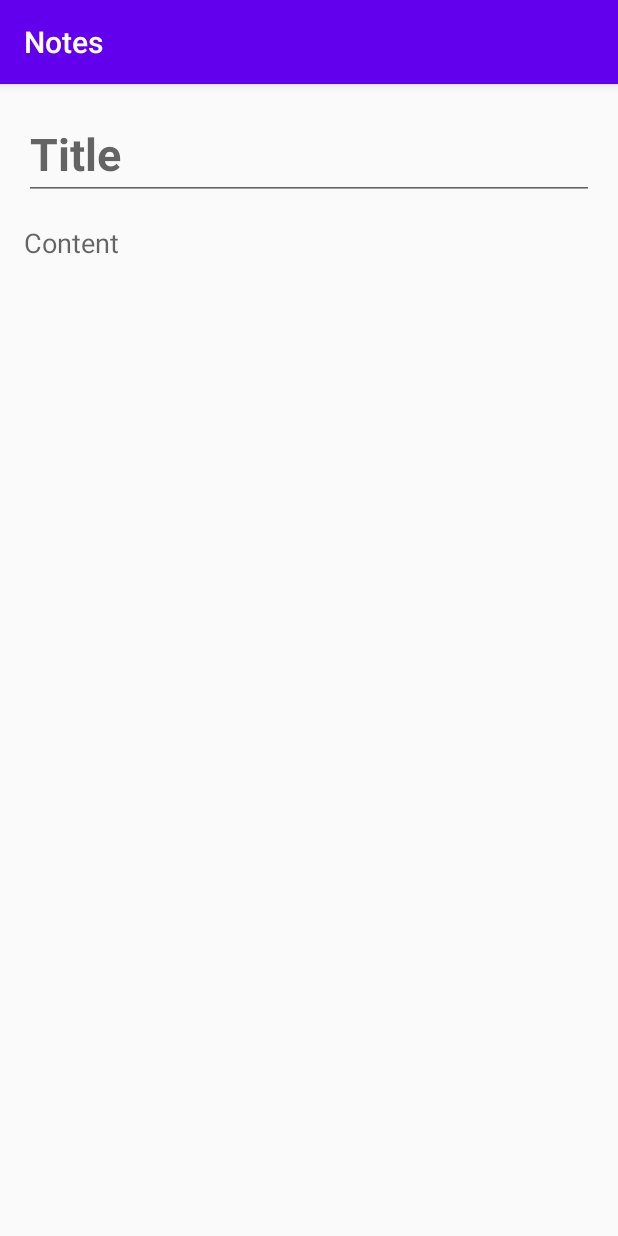
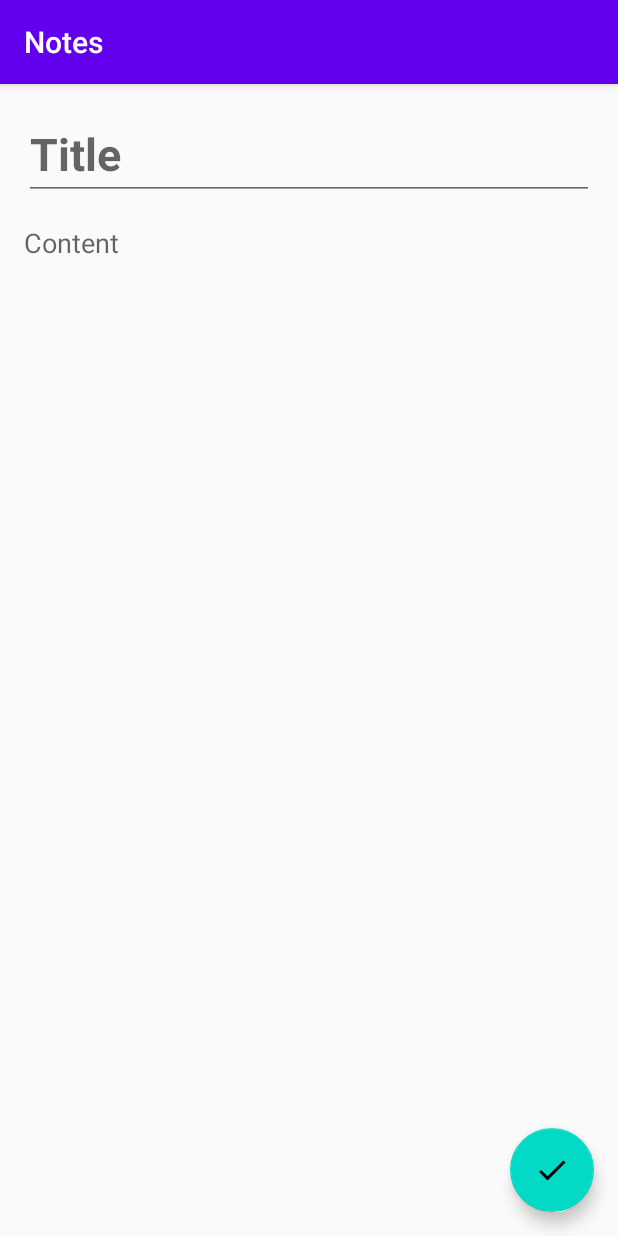
Before and after one commit to akanshajn11/Notes-App, an Android app: the NoteFragment screen opened through its navigation route, on a phone screen of 412 x 824 dp. Run offline under Robolectric (Android 15) with nearby library versions, the phone set to English and light mode, and no system bars; our stand-ins replace data binding.

Commit message:
Done button added

```diff
--- /dev/null
+++ b/app/src/main/res/drawable/ic_done_black_24dp.xml
@@ -0,0 +1,9 @@
+<vector xmlns:android="http://schemas.android.com/apk/res/android"
+        android:width="24dp"
+        android:height="24dp"
+        android:viewportWidth="24.0"
+        android:viewportHeight="24.0">
+    <path
+        android:fillColor="#FF000000"
+        android:pathData="M9,16.2L4.8,12l-1.4,1.4L9,19 21,7l-1.4,-1.4L9,16.2z"/>
+</vector>
--- a/app/src/main/res/layout/fragment_note.xml
+++ b/app/src/main/res/layout/fragment_note.xml
@@ -42,5 +42,15 @@
             app:layout_constraintTop_toBottomOf="@+id/editTitleText"
             android:layout_width="0dp" />
 
+        <com.google.android.material.floatingactionbutton.FloatingActionButton
+            android:id="@+id/doneButton"
+            android:layout_width="wrap_content"
+            android:layout_height="wrap_content"
+            android:layout_marginEnd="16dp"
+            android:layout_marginBottom="16dp"
+            app:layout_constraintBottom_toBottomOf="parent"
+            app:layout_constraintEnd_toEndOf="parent"
+            app:srcCompat="@drawable/ic_done_black_24dp" />
+
     </androidx.constraintlayout.widget.ConstraintLayout>
 </layout>
```
